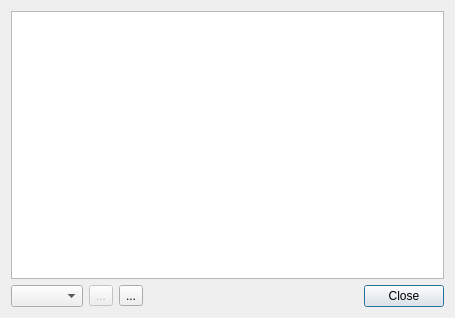
Above: flo2d/ui/channel_check_report.ui from FLO-2DSoftware/qgis-flo-2d-plugin before the change. Below: the same form after it.
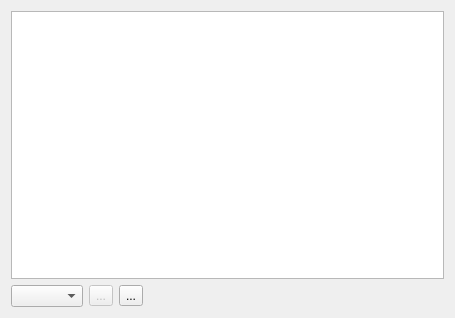
That is the form after the change. Icons and pictures are not drawn.

Commit message: Docked the Channel Check Review

The edit to the form file:
```diff
--- a/flo2d/ui/channel_check_report.ui
+++ b/flo2d/ui/channel_check_report.ui
@@ -16,13 +16,6 @@
   <layout class="QGridLayout" name="gridLayout_2">
    <item row="0" column="0">
     <layout class="QGridLayout" name="gridLayout">
-     <item row="1" column="4">
-      <widget class="QPushButton" name="close_btn">
-       <property name="text">
-        <string>Close</string>
-       </property>
-      </widget>
-     </item>
      <item row="1" column="0">
       <widget class="QComboBox" name="error_grids_cbo"/>
      </item>
```
The commit also changes 2 other files.
